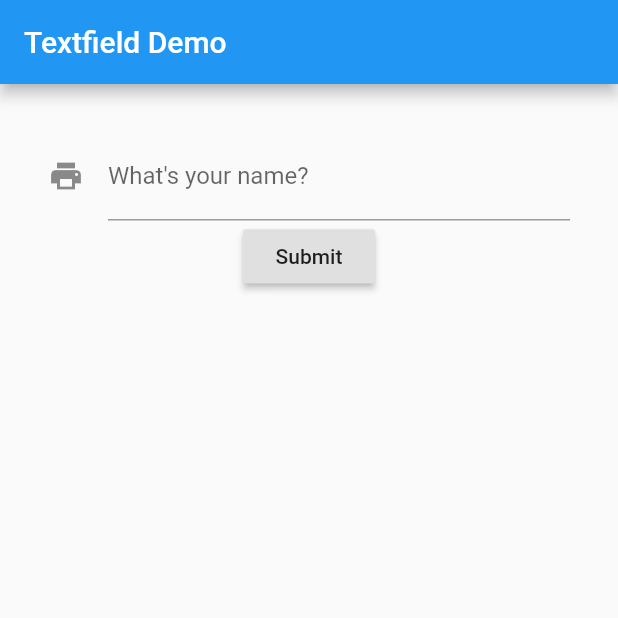
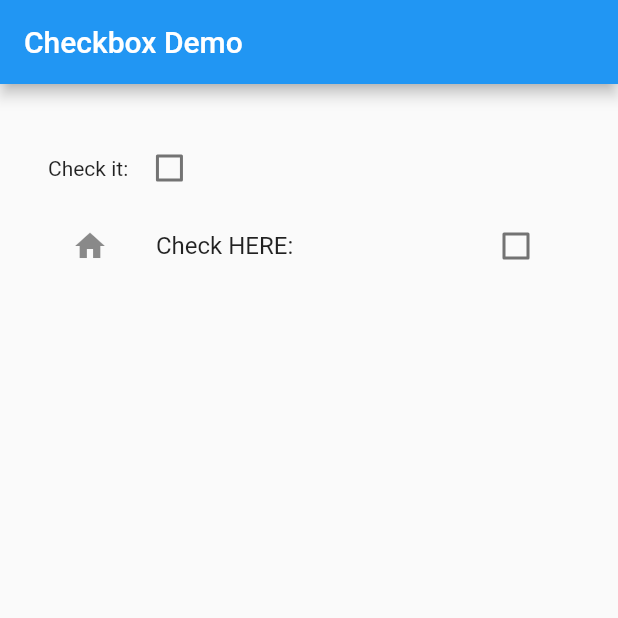
Before and after one commit to brianwoo/flutter_tutorial, a Flutter app: the screen it shows after launch, on a phone screen of 412 x 824 dp, the top half of it. Run offline on Flutter 3.47's test engine with Material 2 defaults, Android fonts, the phone set to English and light mode, and no system bars.

Commit message:
Finished Lesson 29

```diff
--- /dev/null
+++ b/lib/flutter29_checkbox/checkbox.dart
@@ -0,0 +1,60 @@
+import 'package:flutter/material.dart';
+
+void flutter_checkbox() => runApp(
+  new MaterialApp(home: new CheckboxDemo())
+);
+
+
+class CheckboxDemo extends StatefulWidget
+{
+  @override
+  _CheckboxDemoState createState() => new _CheckboxDemoState();
+}
+
+
+class _CheckboxDemoState extends State<CheckboxDemo>
+{
+
+  bool _isChecked = false;
+
+
+
+  void _onChanged(bool value)
+  {
+    setState(() {
+      _isChecked = value;
+    });
+  }
+
+
+  Widget build(BuildContext context)
+  {
+    return new Scaffold(
+      appBar: new AppBar(
+        title: new Text("Checkbox Demo"),
+      ),
+      body: new Container(
+        padding: new EdgeInsets.all(32.0),
+        child: new Center(
+          child: new Column(
+            children: <Widget>[
+              new Row(
+                children: <Widget>[
+                  new Text("Check it: "),
+                  new Checkbox(value: _isChecked, onChanged: (bool val) => _onChanged(val))
+                ],
+              ),
+              new CheckboxListTile(
+                title: new Text("Check HERE: "),
+                activeColor: Colors.red,
+                secondary: new Icon(Icons.home),
+                value: _isChecked,
+                onChanged: (bool val) => _onChanged(val))
+            ],
+          ),
+        ),
+      )
+    );
+  }
+
+}
--- a/lib/main.dart
+++ b/lib/main.dart
@@ -6,6 +6,7 @@ import 'flutter25_router/router.dart';
 import 'package:flutter_tutorial/flutter26_snackbar/snackbar.dart';
 import 'package:flutter_tutorial/flutter27_alert_dialog/alertDialog.dart';
 import 'package:flutter_tutorial/flutter28_textfield/textfield.dart' as textFieldDemo;
+import 'package:flutter_tutorial/flutter29_checkbox/checkbox.dart' as checkboxDemo;
 
 
 // void main() => flutter23();
@@ -13,7 +14,8 @@ import 'package:flutter_tutorial/flutter28_textfield/textfield.dart' as textFiel
 // void main() => flutter_Router();
 //void main() => flutter_Snackbar();
 // void main() => flutter_AlertDialog();
-void main() => textFieldDemo.flutter_TextField();
+// void main() => textFieldDemo.flutter_TextField();
+void main() => checkboxDemo.flutter_checkbox();
 
 // void main() {
 //   runApp(
```
